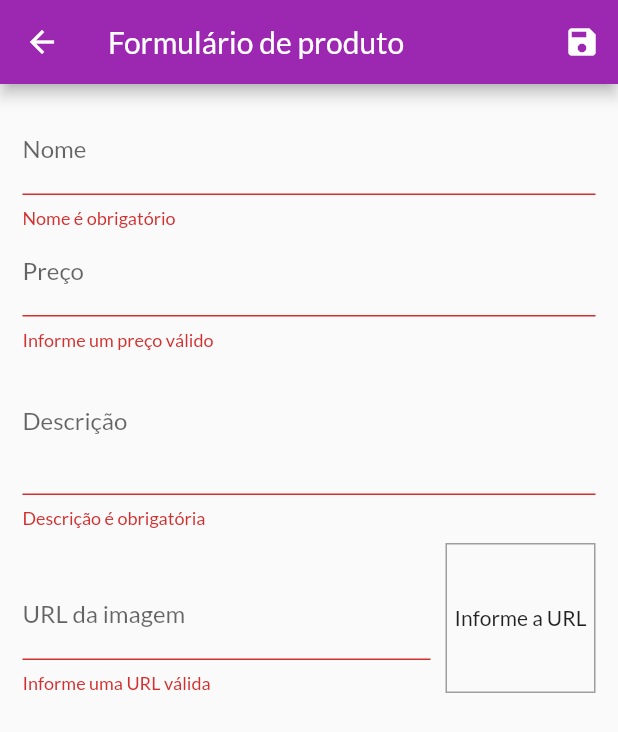
After one commit to joaob19/shop, a Flutter app: the ProductFormPage screen opened by its route, after a tap on the "save" icon, on a phone screen of 412 x 824 dp. The commit adds this screen. Shown: the top 732 px of the screen. Run offline on Flutter 3.47's test engine with Material 2 defaults, Android fonts, the phone set to English and light mode, and no system bars; network calls fail.

Commit message:
Adicionado funcionalidade de gerenciamento de produto possibilitando fazer o CRUD completo

```diff
--- a/lib/components/product_grid.dart
+++ b/lib/components/product_grid.dart
@@ -1,6 +1,6 @@
 import 'package:flutter/material.dart';
 import 'package:provider/provider.dart';
-import 'package:shop/components/product_item.dart';
+import 'package:shop/components/product_grid_item.dart';
 import 'package:shop/models/product.dart';
 import 'package:shop/models/product_list.dart';
 
@@ -32,7 +32,7 @@ class ProductGrid extends StatelessWidget {
         final product = loadedProducts[index];
         return ChangeNotifierProvider.value(
           value: product,
-          child: const ProductItem(),
+          child: const ProductGridItem(),
         );
       },
     );
--- a/lib/main.dart
+++ b/lib/main.dart
@@ -5,8 +5,10 @@ import 'package:shop/models/order_list.dart';
 import 'package:shop/pages/cart_page.dart';
 import 'package:shop/pages/orders_page.dart';
 import 'package:shop/pages/product_detail_page.dart';
+import 'package:shop/pages/product_form_page.dart';
 import 'package:shop/pages/products_overview_page.dart';
 import 'package:shop/models/product_list.dart';
+import 'package:shop/pages/products_page.dart';
 import 'package:shop/utils/app_routes.dart';
 
 void main() {
@@ -45,6 +47,8 @@ class MyApp extends StatelessWidget {
           AppRoutes.productDetail: (context) => const ProductDetailPage(),
           AppRoutes.cart: (context) => const CartPage(),
           AppRoutes.orders: (context) => const OrdersPage(),
+          AppRoutes.products: (context) => const ProductsPage(),
+          AppRoutes.productForm: (context) => const ProductFormPage(),
         },
         debugShowCheckedModeBanner: false,
       ),
--- /dev/null
+++ b/lib/pages/product_form_page.dart
@@ -0,0 +1,208 @@
+import 'package:flutter/material.dart';
+import 'package:provider/provider.dart';
+import 'package:shop/models/product.dart';
+import 'package:shop/models/product_list.dart';
+
+class ProductFormPage extends StatefulWidget {
+  const ProductFormPage({Key? key}) : super(key: key);
+
+  @override
+  State<ProductFormPage> createState() => _ProductFormPageState();
+}
+
+class _ProductFormPageState extends State<ProductFormPage> {
+  final _formKey = GlobalKey<FormState>();
+  final _imageUrlFocus = FocusNode();
+  final _imageUrlController = TextEditingController();
+  final _formData = <String, Object>{};
+
+  @override
+  void initState() {
+    super.initState();
+    _imageUrlFocus.addListener(_updateImage);
+  }
+
+  @override
+  void didChangeDependencies() {
+    super.didChangeDependencies();
+    if(_formData.isEmpty){
+      final product = ModalRoute.of(context)?.settings.arguments as Product?;
+      if(product != null){
+        _formData.addAll({
+          'id': product.id,
+          'name': product.name,
+          'price': product.price,
+          'description': product.description,
+          'imageUrl': product.imageUrl,
+        });
+
+        _imageUrlController.text = product.imageUrl;
+      }
+    }
+  }
+
+  @override
+  void dispose() {
+    super.dispose();
+    _imageUrlFocus.removeListener(_updateImage);
+    _imageUrlFocus.dispose();
+  }
+
+  void _updateImage() {
+    setState(() {});
+  }
+
+  bool _isValidImageUrl(String url) {
+    bool isValidUrl = Uri.tryParse(url)?.hasAbsolutePath ?? false;
+    bool isPng = url.toLowerCase().endsWith('.png');
+    bool isJpg = url.toLowerCase().endsWith('.jpg');
+    bool isJep = url.toLowerCase().endsWith('.jpeg');
+    bool endWithFile = isPng || isJpg || isJep;
+    return (isValidUrl && endWithFile);
+  }
+
+  void _submitForm() {
+    final isValid = _formKey.currentState?.validate() ?? false;
+    if (isValid) {
+      _formKey.currentState?.save();
+
+      Provider.of<ProductList>(
+        context,
+        listen: false,
+      ).saveProduct(_formData);
+
+      Navigator.of(context).pop();
+    }
+  }
+
+  @override
+  Widget build(BuildContext context) {
+    return Scaffold(
+      appBar: AppBar(
+        title: const Text('Formulário de produto'),
+        actions: [
+          IconButton(
+            onPressed: _submitForm,
+            icon: const Icon(Icons.save),
+          ),
+        ],
+      ),
+      body: Padding(
+        padding: const EdgeInsets.all(15),
+        child: Form(
+          key: _formKey,
+          child: ListView(
+            children: [
+              TextFormField(
+                initialValue: _formData['name']?.toString(),
+                decoration: const InputDecoration(labelText: 'Nome'),
+                textInputAction: TextInputAction.next,
+                onSaved: (value) => _formData['name'] = value ?? '',
+                validator: (value) {
+                  final name = value ?? '';
+
+                  if (name.trim().isEmpty) {
+                    return 'Nome é obrigatório';
+                  }
+
+                  if (name.length < 3) {
+                    return 'Nome precisa de no mínimo três letras';
+                  }
+
+                  return null;
+                },
+              ),
+              TextFormField(
+                initialValue: _formData['price']?.toString(),
+                decoration: const InputDecoration(labelText: 'Preço'),
+                keyboardType: const TextInputType.numberWithOptions(
+                  decimal: true,
+                ),
+                textInputAction: TextInputAction.next,
+                onSaved: (value) => _formData['price'] = value ?? '0',
+                validator: (value) {
+                  final price = double.tryParse(value ?? '0') ?? -1;
+
+                  if (price <= 0) {
+                    return 'Informe um preço válido';
+                  }
+
+                  return null;
+                },
+              ),
+              TextFormField(
+                initialValue: _formData['description']?.toString(),
+                decoration: const InputDecoration(labelText: 'Descrição'),
+                textInputAction: TextInputAction.next,
+                keyboardType: TextInputType.multiline,
+                maxLines: 3,
+                onSaved: (value) => _formData['description'] = value ?? '',
+                validator: (value) {
+                  final description = value ?? '';
+
+                  if (description.trim().isEmpty) {
+                    return 'Descrição é obrigatória';
+                  }
+
+                  if (description.length < 3) {
+                    return 'Descrição precisa de no mínimo três letras';
+                  }
+
+                  return null;
+                },
+              ),
+              Row(
+                crossAxisAlignment: CrossAxisAlignment.end,
+                children: [
+                  Expanded(
+                    child: TextFormField(
+                      focusNode: _imageUrlFocus,
+                      controller: _imageUrlController,
+                      decoration: const InputDecoration(
+                        labelText: 'URL da imagem',
+                      ),
+                      keyboardType: TextInputType.url,
+                      textInputAction: TextInputAction.done,
+                      onFieldSubmitted: (_) => _submitForm(),
+                      onSaved: (value) => _formData['imageUrl'] = value ?? '',
+                      validator: (value) {
+                        final imageUrl = value ?? '';
+
+                        if (!_isValidImageUrl(imageUrl)) {
+                          return 'Informe uma URL válida';
+                        }
+
+                        return null;
+                      },
+                    ),
+                  ),
+                  Container(
+                    height: 100,
+                    width: 100,
+                    alignment: Alignment.center,
+                    margin: const EdgeInsets.only(
+                      top: 10,
+                      left: 10,
+                    ),
+                    decoration: BoxDecoration(
+                      border: Border.all(
+                        color: Colors.grey,
+                        width: 1,
+                      ),
+                    ),
+                    child: _imageUrlController.text.isEmpty
+                        ? const Text('Informe a URL')
+                        : Image.network(
+                            _imageUrlController.text,
+                            fit: BoxFit.cover,
+                          ),
+                  )
+                ],
+              ),
+            ],
+          ),
+        ),
+      ),
+    );
+  }
+}
--- a/lib/utils/app_routes.dart
+++ b/lib/utils/app_routes.dart
@@ -3,4 +3,6 @@ class AppRoutes{
   static const productDetail = '/product-detail';
   static const cart = '/cart';
   static const orders = '/orders';
+  static const products = '/products';
+  static const productForm = '/product-form';
 }
```
Also changed, not shown: lib/components/app_drawer.dart (+8 -0 lines), lib/components/cart_item_widget.dart (+22 -0 lines), lib/components/product_grid_item.dart (added, +79 -0 lines), lib/components/product_item.dart (+60 -51 lines), lib/models/cart.dart (+22 -0 lines), lib/models/product_list.dart (+41 -3 lines), lib/pages/products_page.dart (added, +45 -0 lines).
